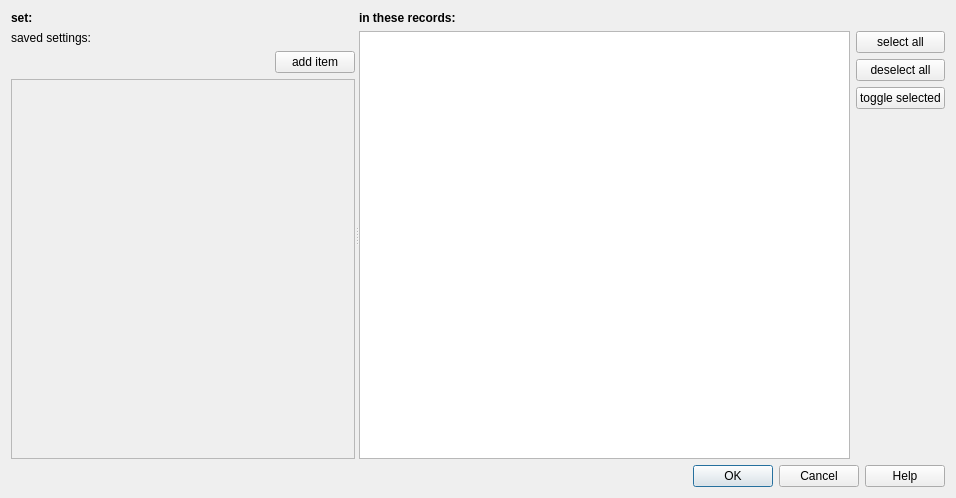
First picture: the form in application/dlgsetrdrpropertybyexpression.ui, repository jkriege2/QuickFit3, before the edit.
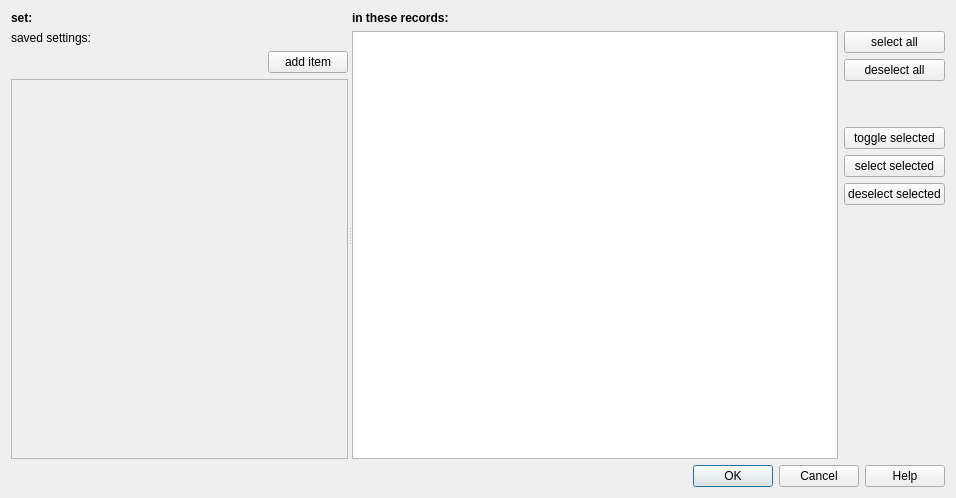
Second picture: the form after the edit. Icons and pictures are not drawn. Custom widgets are drawn as their Qt base class.

Patch:
```diff
--- a/application/dlgsetrdrpropertybyexpression.ui
+++ b/application/dlgsetrdrpropertybyexpression.ui
@@ -63,8 +63,8 @@
              <rect>
               <x>0</x>
               <y>0</y>
-              <width>379</width>
-              <height>382</height>
+              <width>343</width>
+              <height>373</height>
              </rect>
             </property>
            </widget>
@@ -127,6 +127,22 @@
            </property>
           </widget>
          </item>
+         <item>
+          <spacer name="verticalSpacer_2">
+           <property name="orientation">
+            <enum>Qt::Vertical</enum>
+           </property>
+           <property name="sizeType">
+            <enum>QSizePolicy::Fixed</enum>
+           </property>
+           <property name="sizeHint" stdset="0">
+            <size>
+             <width>20</width>
+             <height>40</height>
+            </size>
+           </property>
+          </spacer>
+         </item>
          <item>
           <widget class="QPushButton" name="btnToggled">
            <property name="text">
@@ -134,6 +150,20 @@
            </property>
           </widget>
          </item>
+         <item>
+          <widget class="QPushButton" name="btnSelSel">
+           <property name="text">
+            <string>select selected</string>
+           </property>
+          </widget>
+         </item>
+         <item>
+          <widget class="QPushButton" name="btnDeselSel">
+           <property name="text">
+            <string>deselect selected</string>
+           </property>
+          </widget>
+         </item>
          <item>
           <spacer name="verticalSpacer">
            <property name="orientation">
```
